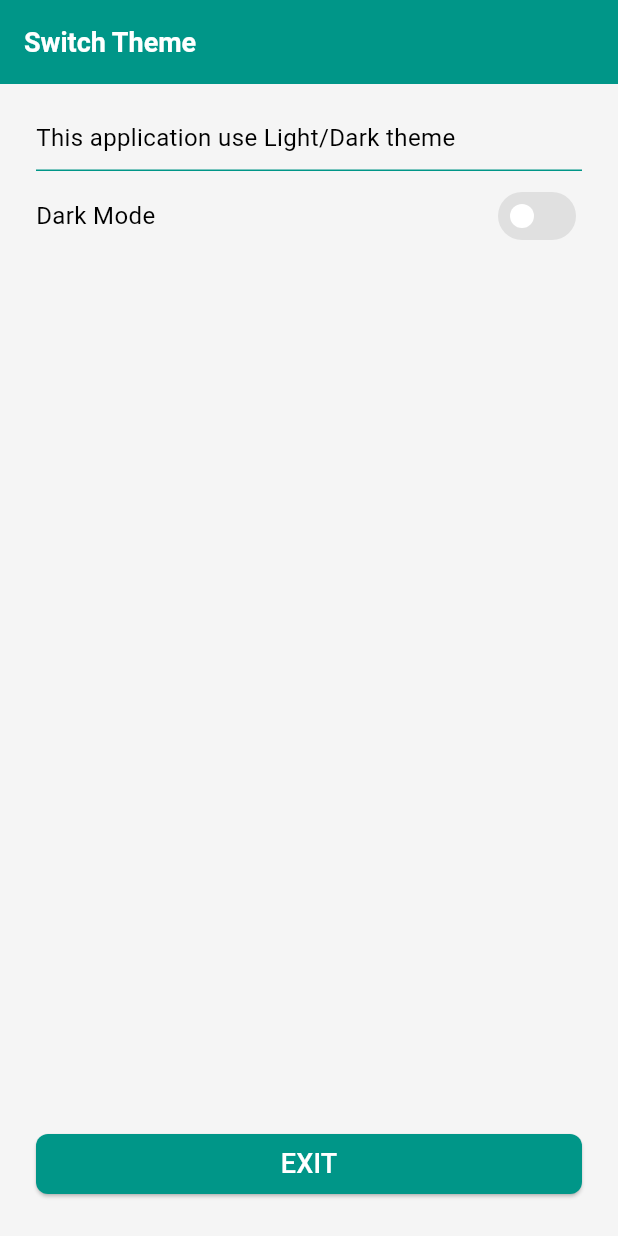
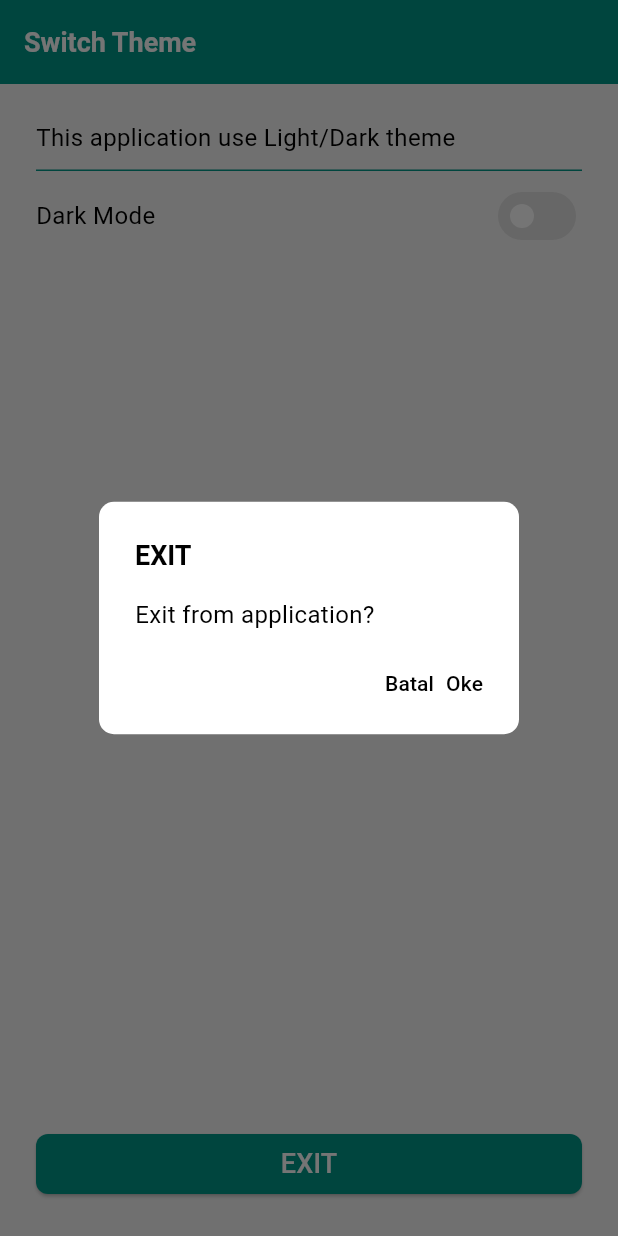
Before and after one commit to yoesuv/Flutter-Switch-Theme, a Flutter app: the screen it shows after launch, after a tap on "EXIT", on a phone screen of 412 x 824 dp. Run offline on Flutter 3.47's test engine with Material 2 defaults, Android fonts, the phone set to English and light mode, and no system bars; our stand-ins replace equatable, flutter_bloc, shared_preferences.

Commit message:
:newspaper: widget dialog exit

```diff
--- a/lib/src/menu/home_screen.dart
+++ b/lib/src/menu/home_screen.dart
@@ -1,6 +1,6 @@
-import 'package:flutter/cupertino.dart';
 import 'package:flutter/material.dart';
 import 'package:flutter_bloc/flutter_bloc.dart';
+import 'package:flutter_switch_theme/src/menu/show_dialog_exit.dart';
 import 'package:flutter_switch_theme/src/my_app_bloc.dart';
 import 'package:flutter_switch_theme/src/my_app_event.dart';
 import 'package:flutter_switch_theme/src/my_app_state.dart';
@@ -97,7 +97,14 @@ class _HomeScreenState extends State<HomeScreen> {
         bottom: 24,
       ),
       child: ElevatedButton(
-        onPressed: () {},
+        onPressed: () {
+          showDialog(
+            context: context,
+            builder: (context) {
+              return const ShowDialogExit();
+            },
+          );
+        },
         style: ElevatedButton.styleFrom(
           backgroundColor: Colors.teal,
           shape: RoundedRectangleBorder(
--- /dev/null
+++ b/lib/src/menu/show_dialog_exit.dart
@@ -0,0 +1,70 @@
+import 'dart:io';
+
+import 'package:flutter/material.dart';
+import 'package:flutter/services.dart';
+import 'package:flutter_switch_theme/src/widgets/my_app_textview.dart';
+
+class ShowDialogExit extends StatelessWidget {
+  const ShowDialogExit({super.key});
+
+  @override
+  Widget build(BuildContext context) {
+    return AlertDialog(
+      shape: const RoundedRectangleBorder(
+        borderRadius: BorderRadius.all(Radius.circular(10)),
+      ),
+      title: const MyAppTextView(
+        'EXIT',
+        style: TextStyle(
+          fontSize: 18,
+          fontWeight: FontWeight.bold,
+        ),
+      ),
+      content: const MyAppTextView(
+        'Exit from application?',
+        style: TextStyle(
+          fontSize: 16,
+        ),
+      ),
+      actions: [
+        TextButton(
+          style: TextButton.styleFrom(
+            minimumSize: Size.zero,
+            padding: EdgeInsets.zero,
+            tapTargetSize: MaterialTapTargetSize.shrinkWrap,
+          ),
+          onPressed: () {
+            Navigator.pop(context);
+          },
+          child: const MyAppTextView(
+            'Batal',
+            style: TextStyle(
+              fontSize: 14,
+            ),
+          ),
+        ),
+        TextButton(
+          style: TextButton.styleFrom(
+            minimumSize: Size.zero,
+            padding: EdgeInsets.zero,
+            tapTargetSize: MaterialTapTargetSize.shrinkWrap,
+          ),
+          onPressed: () {
+            Navigator.pop(context);
+            if (Platform.isAndroid) {
+              SystemNavigator.pop();
+            } else {
+              exit(0);
+            }
+          },
+          child: const MyAppTextView(
+            'Oke',
+            style: TextStyle(
+              fontSize: 14,
+            ),
+          ),
+        ),
+      ],
+    );
+  }
+}
```
